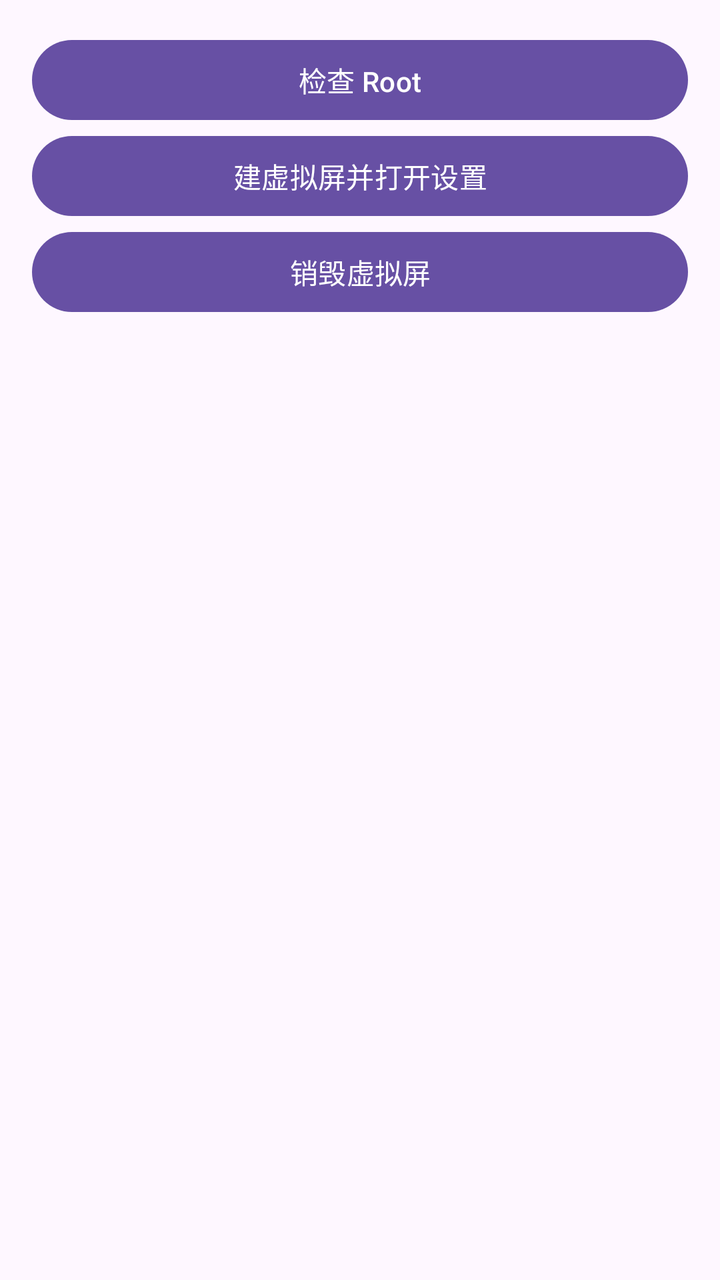
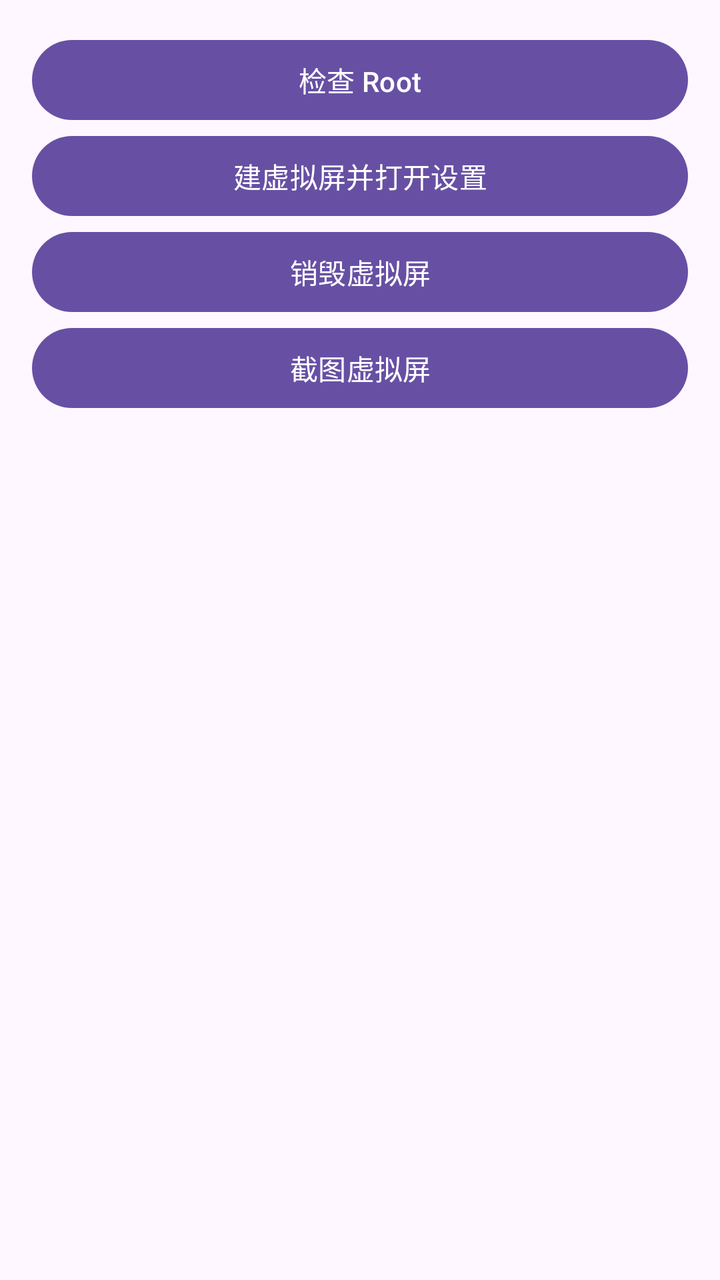

An Android layout rendered at two revisions. The XML below is the earlier revision; the diff shows what the commit changed to produce the second picture.
<!-- AndroidManifest.xml: application theme Theme.Material3.DayNight.NoActionBar -->
<!-- res/layout/activity_main.xml -->
<?xml version="1.0" encoding="utf-8"?>
<LinearLayout xmlns:android="http://schemas.android.com/apk/res/android"
    android:layout_width="match_parent"
    android:layout_height="match_parent"
    android:orientation="vertical"
    android:padding="16dp">

    <Button
        android:id="@+id/btnCheckRoot"
        android:layout_width="match_parent"
        android:layout_height="wrap_content"
        android:text="检查 Root" />

    <Button
        android:id="@+id/btnCreateScreen"
        android:layout_width="match_parent"
        android:layout_height="wrap_content"
        android:text="建虚拟屏并打开设置" />

    <Button
        android:id="@+id/btnDestroyScreen"
        android:layout_width="match_parent"
        android:layout_height="wrap_content"
        android:text="销毁虚拟屏" />

    <TextView
        android:id="@+id/tvLog"
        android:layout_width="match_parent"
        android:layout_height="0dp"
        android:layout_weight="1"
        android:layout_marginTop="16dp"
        android:fontFamily="monospace"
        android:textSize="12sp"
        android:scrollbars="vertical" />
</LinearLayout>
<!-- resources referenced by this layout -->
<resources>

</resources>

<!-- the commit's change to res/layout/activity_main.xml (unified diff, before → after) -->
@@ -23,6 +23,19 @@
         android:layout_height="wrap_content"
         android:text="销毁虚拟屏" />
 
+    <Button
+        android:id="@+id/btnCapture"
+        android:layout_width="match_parent"
+        android:layout_height="wrap_content"
+        android:text="截图虚拟屏" />
+
+    <ImageView
+        android:id="@+id/ivPreview"
+        android:layout_width="match_parent"
+        android:layout_height="240dp"
+        android:adjustViewBounds="true"
+        android:contentDescription="虚拟屏预览" />
+
     <TextView
         android:id="@+id/tvLog"
         android:layout_width="match_parent"
